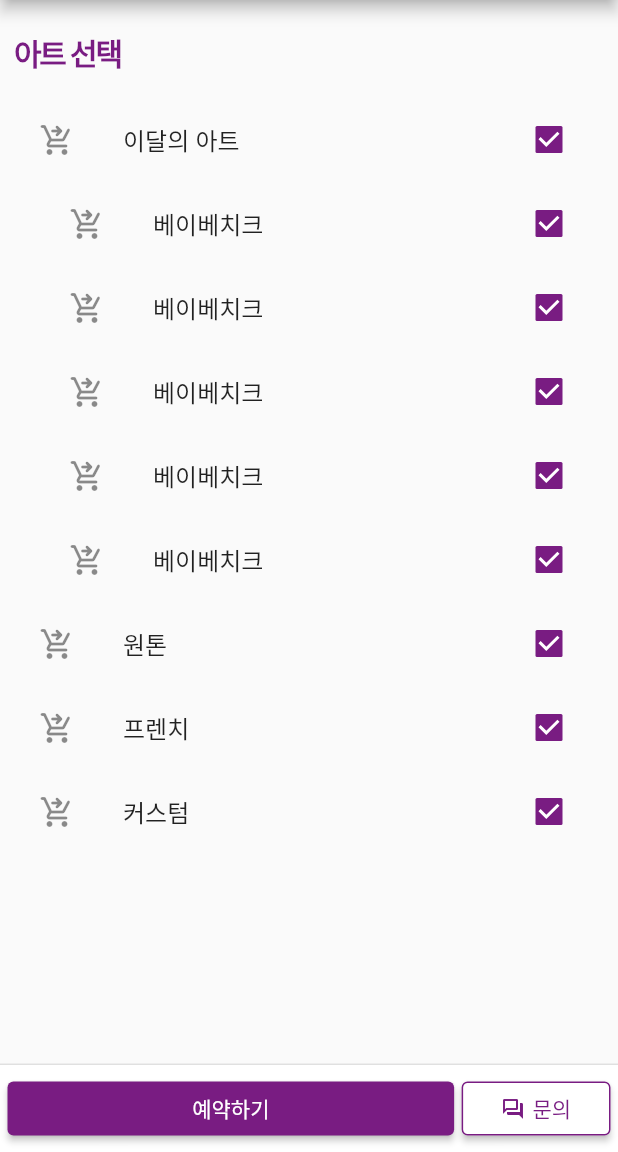
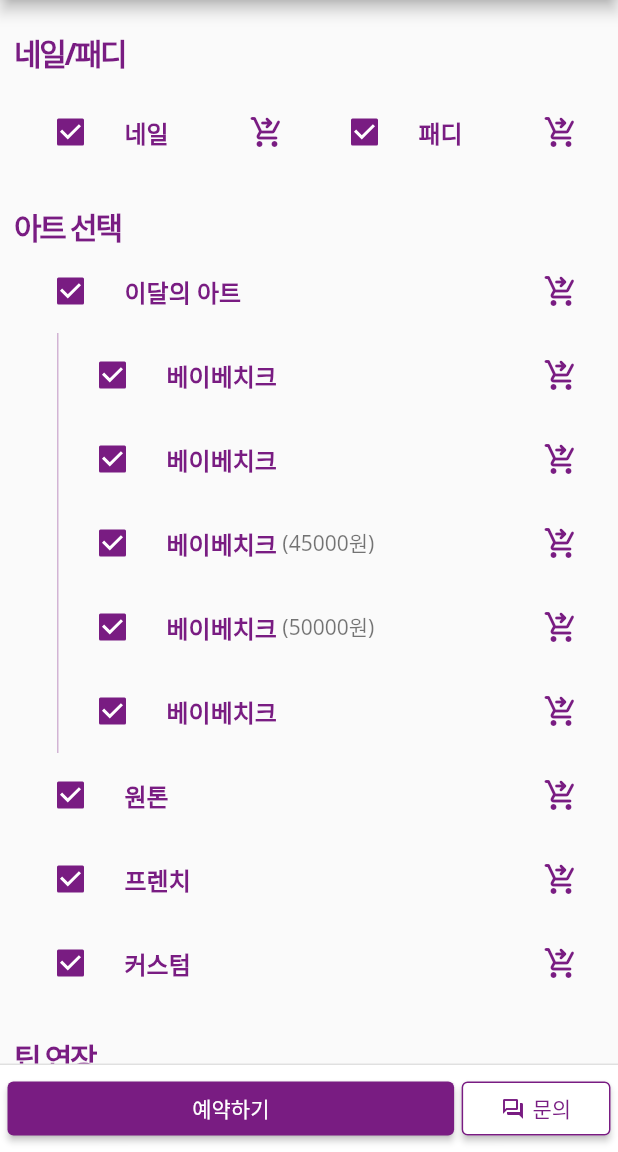
Before and after one commit to binbyz/flutter-mueynail, a Flutter app: the ReservationScreen screen opened directly, on a phone screen of 412 x 824 dp, the part 84-1236 px from its top. Run offline on Flutter 3.47's test engine with Material 2 defaults, Android fonts, the phone set to English and light mode, and no system bars; our stand-ins replace carousel_slider; network calls fail.

Commit message:
update: 예약하기 스크린 업데이트

```diff
--- a/lib/app/components/app_checkbox_list_title.dart
+++ b/lib/app/components/app_checkbox_list_title.dart
@@ -1,38 +1,84 @@
+import 'dart:math';
+
 import 'package:flutter/material.dart';
 import 'package:mueynail/constants/color.dart';
 
 class AppCheckboxListTitle extends StatefulWidget {
   final String label;
+  final Icon? icon;
+  final int? price;
   final List<Widget>? children;
-  final String? image;
+  final Color? depthColor;
+  final ListTileControlAffinity affinity;
 
-  const AppCheckboxListTitle({Key? key, required this.label, this.children, this.image}) : super(key: key);
+  const AppCheckboxListTitle({
+    Key? key,
+    required this.label,
+    this.icon,
+    this.price,
+    this.children,
+    this.depthColor,
+    this.affinity = ListTileControlAffinity.leading,
+  }) : super(key: key);
 
   @override
   State<AppCheckboxListTitle> createState() => _AppCheckboxListTitleState();
 }
 
 class _AppCheckboxListTitleState extends State<AppCheckboxListTitle> {
+  bool value = Random().nextInt(10) % 2 == 0 ? true : false;
+
   @override
   Widget build(BuildContext context) {
-    return Column(
+    return Container(
+      decoration: BoxDecoration(
+        border: Border(
+          left: widget.depthColor != null
+              ? BorderSide(color: widget.depthColor!)
+              : const BorderSide(color: Colors.transparent),
+        ),
+      ),
+      child: Column(
         children: [
           CheckboxListTile(
             checkColor: Colors.white,
             activeColor: primaryColor,
-          title: Text(widget.label),
-          secondary: Icon(Icons.shopping_cart_checkout_rounded),
-          value: true,
-          onChanged: (newValue) {},
-          controlAffinity: ListTileControlAffinity.trailing,
+            title: Row(
+              children: [
+                Text(
+                  widget.label,
+                  style: value
+                      ? const TextStyle(color: primaryColor, fontWeight: FontWeight.w700)
+                      : const TextStyle(color: Colors.black45),
+                ),
+                if (widget.price != null)
+                  Text(
+                    ' (${widget.price}원)',
+                    style: const TextStyle(color: Colors.black54, fontSize: 14),
+                    overflow: TextOverflow.ellipsis,
+                  )
+                else
+                  const SizedBox(width: 0),
+              ],
+            ),
+            secondary: Icon(
+              Icons.shopping_cart_checkout_rounded,
+              color: value ? primaryColor : Colors.black45,
+            ),
+            value: value,
+            onChanged: (newValue) {
+              value = !value;
+            },
+            controlAffinity: widget.affinity,
           ),
           Padding(
-          padding: const EdgeInsets.only(left: 20),
+            padding: const EdgeInsets.only(left: 27),
             child: Column(
               children: [...?widget.children],
             ),
           ),
         ],
+      ),
     );
   }
 }
--- a/lib/app/enum/art_group_enum.dart
+++ b/lib/app/enum/art_group_enum.dart
@@ -1,10 +1,11 @@
 enum ArtGroupEnum {
-  todayArt(1, '이달의 아트'),
-  oneTone(2, '원톤'),
-  french(3, '프렌치'),
-  custom(9, '커스텀');
+  todayArt(1, '이달의 아트', 'today_art'),
+  oneTone(2, '원톤', 'one_tone'),
+  french(3, '프렌치', 'french'),
+  custom(9, '커스텀', 'custom');
 
-  const ArtGroupEnum(this.id, this.label);
+  const ArtGroupEnum(this.id, this.label, this.key);
   final int id;
   final String label;
+  final String key;
 }
--- a/lib/screens/home/components/content_box.dart
+++ b/lib/screens/home/components/content_box.dart
@@ -6,6 +6,7 @@ class ContentBox extends StatelessWidget {
   final Widget children;
   final double contentPadding;
   final bool visibleTitle;
+  final double titleBottom;
 
   const ContentBox({
     Key? key,
@@ -13,6 +14,7 @@ class ContentBox extends StatelessWidget {
     required this.children,
     this.contentPadding = 10,
     this.visibleTitle = true,
+    this.titleBottom = 10,
   }) : super(key: key);
 
   @override
@@ -23,7 +25,7 @@ class ContentBox extends StatelessWidget {
       crossAxisAlignment: CrossAxisAlignment.stretch,
       children: [
         Padding(
-          padding: EdgeInsets.only(left: 10, top: titleTopPadding, right: 10, bottom: 15),
+          padding: EdgeInsets.only(left: 10, top: titleTopPadding, right: 10, bottom: titleBottom),
           child: Visibility(
             visible: visibleTitle,
             child: Text(title, style: titleTextStyle, textAlign: TextAlign.start),
--- a/lib/screens/home/home_screen.dart
+++ b/lib/screens/home/home_screen.dart
@@ -1,7 +1,7 @@
 import 'package:flutter/material.dart';
 
 import 'components/content_box.dart';
-import 'components/event_scorllview.dart';
+import 'components/event_scrollview.dart';
 import 'components/home_app_bar.dart';
 import 'components/today_art_carousel.dart';
 
--- a/lib/screens/reservation/reservation_screen.dart
+++ b/lib/screens/reservation/reservation_screen.dart
@@ -1,10 +1,14 @@
 import 'package:flutter/material.dart';
 import 'package:mueynail/app/components/app_checkbox_list_title.dart';
 import 'package:mueynail/app/enum/art_group_enum.dart';
+import 'package:mueynail/constants/color.dart';
 
 import '../home/components/content_box.dart';
 import '../home/components/home_app_bar.dart';
 import 'components/reservation_button.dart';
+
+const String iconUrl =
+    'https://images.unsplash.com/photo-1520342868574-5fa3804e551c?ixlib=rb-0.3.5&ixid=eyJhcHBfaWQiOjEyMDd9&s=6ff92caffcdd63681a35134a6770ed3b&auto=format&fit=crop&w=1951&q=80';
 
 class ReservationScreen extends StatefulWidget {
   const ReservationScreen({Key? key}) : super(key: key);
@@ -20,9 +24,11 @@ class _ReservationScreenState extends State<ReservationScreen> {
       appBar: const HomeAppBar(),
       body: Stack(
         children: [
-          Column(
+          ListView(
             children: [
+              optionNailPediGroup(),
               optionArtGroup(),
+              optionTipExtensionGroup(),
             ],
           ),
           const ReservationButton(),
@@ -31,19 +37,32 @@ class _ReservationScreenState extends State<ReservationScreen> {
     );
   }
 
+  ContentBox optionNailPediGroup() {
+    return ContentBox(
+      title: '네일/패디',
+      children: Row(
+        children: [
+          Expanded(flex: 1, child: AppCheckboxListTitle(label: '네일', affinity: ListTileControlAffinity.leading)),
+          Expanded(flex: 1, child: AppCheckboxListTitle(label: '패디', affinity: ListTileControlAffinity.leading)),
+        ],
+      ),
+    );
+  }
+
   ContentBox optionArtGroup() {
     return ContentBox(
       title: '아트 선택',
+      titleBottom: 0,
       children: Column(
         children: [
           AppCheckboxListTitle(
             label: ArtGroupEnum.todayArt.label,
             children: const [
-              AppCheckboxListTitle(label: '베이베치크'),
-              AppCheckboxListTitle(label: '베이베치크'),
-              AppCheckboxListTitle(label: '베이베치크'),
-              AppCheckboxListTitle(label: '베이베치크'),
-              AppCheckboxListTitle(label: '베이베치크'),
+              AppCheckboxListTitle(label: '베이베치크', depthColor: primaryColorOpacity),
+              AppCheckboxListTitle(label: '베이베치크', depthColor: primaryColorOpacity),
+              AppCheckboxListTitle(label: '베이베치크', price: 45000, depthColor: primaryColorOpacity),
+              AppCheckboxListTitle(label: '베이베치크', price: 50000, depthColor: primaryColorOpacity),
+              AppCheckboxListTitle(label: '베이베치크', depthColor: primaryColorOpacity),
             ],
           ),
           AppCheckboxListTitle(label: ArtGroupEnum.oneTone.label),
@@ -53,4 +72,17 @@ class _ReservationScreenState extends State<ReservationScreen> {
       ),
     );
   }
+
+  ContentBox optionTipExtensionGroup() {
+    return ContentBox(
+      title: '팁 연장',
+      children: Column(
+        children: [
+          AppCheckboxListTitle(label: ArtGroupEnum.oneTone.label),
+          AppCheckboxListTitle(label: ArtGroupEnum.oneTone.label),
+          AppCheckboxListTitle(label: ArtGroupEnum.oneTone.label),
+        ],
+      ),
+    );
+  }
 }
--- a/stubs/art_group.json
+++ b/stubs/art_group.json
@@ -2,7 +2,8 @@
     "art_group": [
         {
             "art_group_id": 1,
-            "art_group_enum": "todayArt",
+            "art_group_key": "today_art",
+            "price": 45000,
             "children": [
                 {
                     "id": 1,
@@ -17,18 +18,36 @@
                     }
                 },
                 {
-                    "id": 1,
-                    "label": "베이비치크",
+                    "id": 2,
+                    "label": "",
                     "price": 45000,
                     "summary": "핑크색퐁 아트",
                     "description": "blah blah~",
                     "images": {
-                        "icon_url": "",
+                        "icon_url": "누드페일",
                         "thumbnail_url": "",
                         "detail_url": ""
                     }
                 }
             ]
+        },
+        {
+            "art_group_id": 2,
+            "art_group_key": "one_tone",
+            "price": 40000,
+            "children": []
+        },
+        {
+            "art_group_id": 3,
+            "price": 40000,
+            "art_group_key": "french",
+            "children": []
+        },
+        {
+            "art_group_id": 9,
+            "price": 40000,
+            "art_group_key": "custom",
+            "children": []
         }
     ]
 }
```
Also changed, not shown: lib/screens/home/components/event_scrollview.dart (renamed from lib/screens/home/components/event_scorllview.dart). Lines whose indentation alone changed are shown as unchanged.
